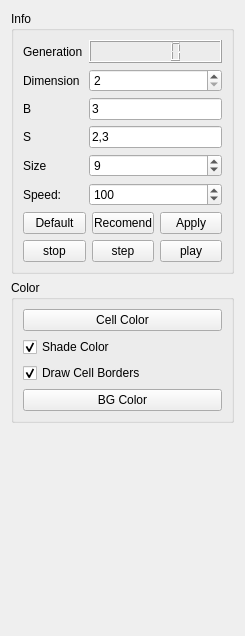
Qt form panel/panel.ui (BigCubeCat/GameOfLife) before a commit.
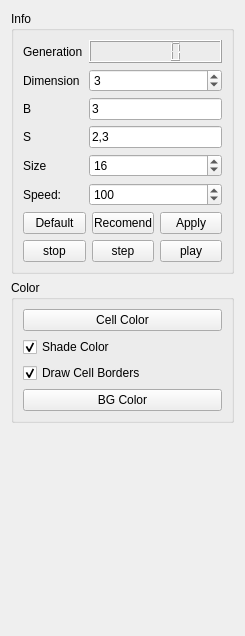
The same form after that commit.

Commit message: fix navigation panel

```diff
--- a/panel/panel.ui
+++ b/panel/panel.ui
@@ -116,6 +116,9 @@
             <property name="maximum">
              <number>1984</number>
             </property>
+            <property name="value">
+             <number>3</number>
+            </property>
            </widget>
           </item>
           <item row="6" column="2">
@@ -127,7 +130,7 @@
              <number>1280000000</number>
             </property>
             <property name="value">
-             <number>9</number>
+             <number>16</number>
             </property>
            </widget>
           </item>
```
The commit also changes 7 other files.
